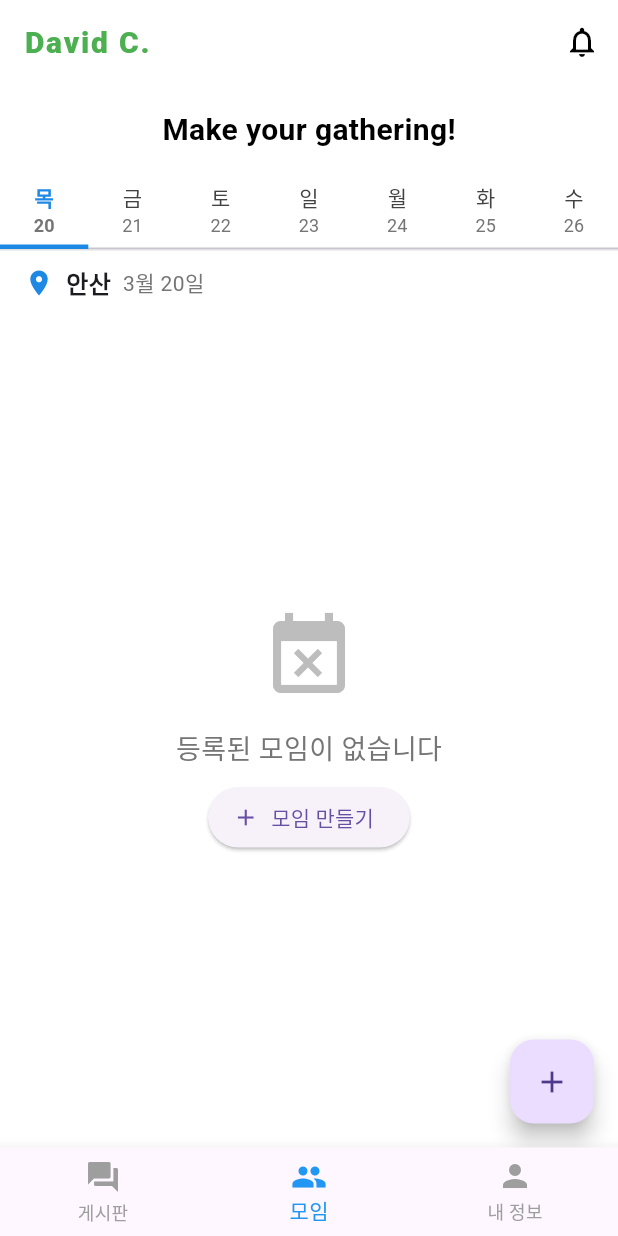
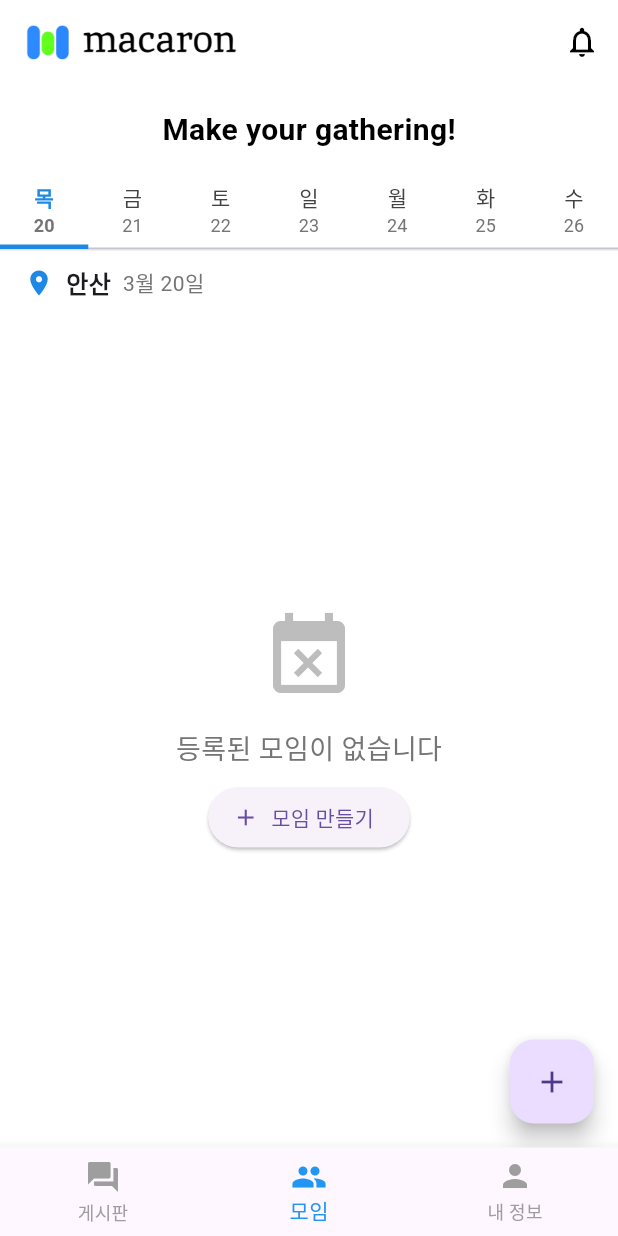
Before and after one commit to jmlee0120/flutter_project3, a Flutter app: the screen it shows once a user with an empty profile is signed in, on a phone screen of 412 x 824 dp. Run offline on Flutter 3.47's test engine with Material 3 defaults, Android fonts, the phone set to English and light mode, and no system bars; our stand-ins replace cloud_firestore, firebase_auth, firebase_core, google_sign_in; accounts and stored records are empty.

Commit message:
수정사항: 상단바 마카롱 로고 박제

```diff
--- a/lib/screens/main_screen.dart
+++ b/lib/screens/main_screen.dart
@@ -53,15 +53,10 @@ class _MainScreenState extends State<MainScreen> {
     return Scaffold(
       // 모든 화면에서 공통으로 사용할 AppBar
       appBar: AppBar(
-        title: const Text(
-          'David C.',
-          style: TextStyle(
-            fontWeight: FontWeight.w800,
-            fontSize: 20,
-            color: Colors.green,
-            fontFamily: 'Roboto',
-            letterSpacing: 1.2,
-          ),
+        title: Image.asset(
+          'assets/icons/macaron_appbarlogo.png',
+          height: 25,  // Adjust the height as needed
+          fit: BoxFit.contain,
         ),
         centerTitle: false,
         elevation: 0,
--- a/pubspec.yaml
+++ b/pubspec.yaml
@@ -60,6 +60,7 @@ flutter_icons:
   ios: true
   image_path: "assets/icons/macaron_logo3.png"
 
+
 # For information on the generic Dart part of this file, see the
 # following page: https://dart.dev/tools/pub/pubspec
 
```
Also changed, not shown: assets/icons/macaron_appbarlogo.png (added).
